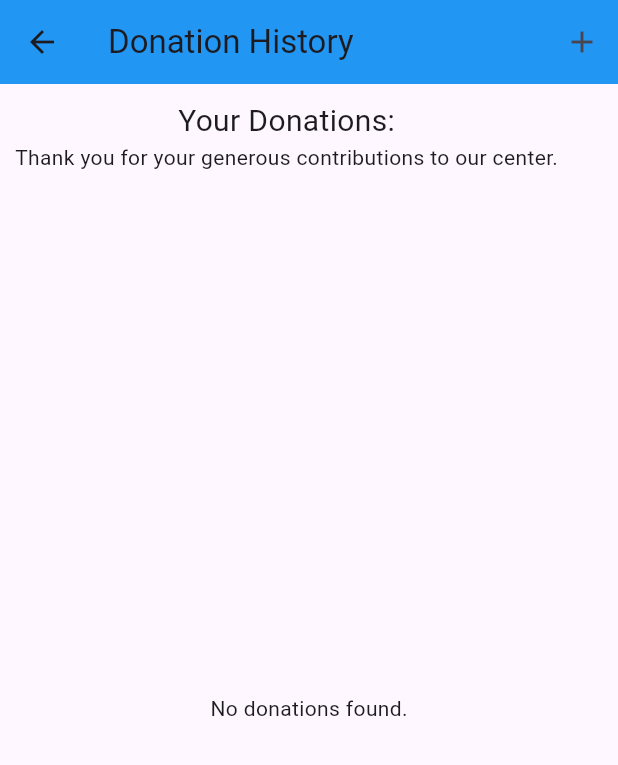
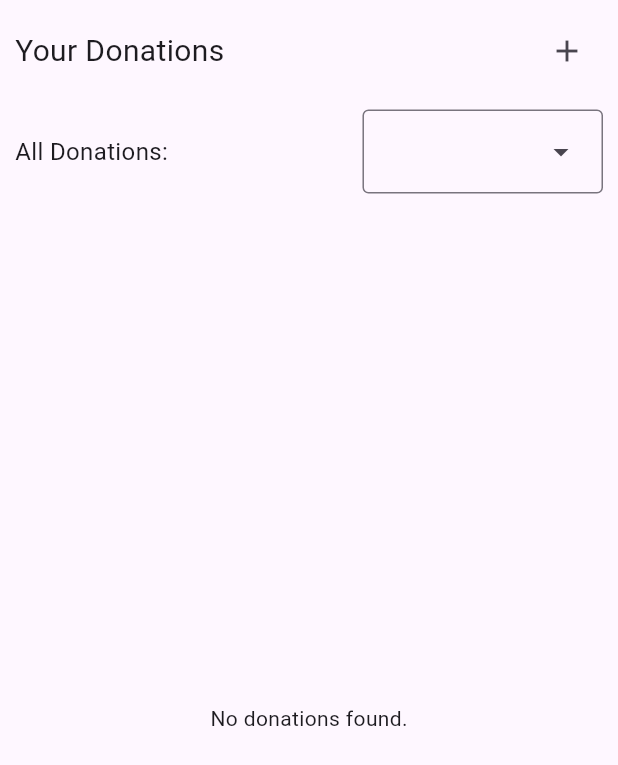
Before and after one commit to Baraah7/itcs444_project, a Flutter app: the DonationHistory screen opened directly, on a phone screen of 412 x 824 dp. Shown: the top 765 px of the screen. Run offline on Flutter 3.47's test engine with Material 3 defaults, Android fonts, the phone set to English and light mode, and no system bars; our stand-ins replace cloud_firestore, firebase_auth, firebase_core, firebase_storage, image_picker, shared_preferences; missing offline and left inert: flutter_iconpicker; accounts and stored records are empty.

Commit message:
donation history modifications, change dashboard ratio thing

```diff
--- a/lib/screens/user/donation_history.dart
+++ b/lib/screens/user/donation_history.dart
@@ -23,12 +23,16 @@ class _DonationHistoryState extends State<DonationHistory> {
 
   @override
   Widget build(BuildContext context) {
-
     return Scaffold(
-      appBar: AppBar(
-        title: const Text('Donation History'),
-        backgroundColor: Colors.blue,
-        actions: [
+      body: Padding(
+        padding: const EdgeInsets.all(10),
+        child: Column(
+          spacing: 15,
+          children: [
+            Row(
+              mainAxisAlignment: MainAxisAlignment.spaceBetween,
+              children: [
+                Text('Your Donations', style: const TextStyle(fontSize: 20)),
                 IconButton(
                   onPressed: () {
                     Navigator.push(
@@ -40,22 +44,29 @@ class _DonationHistoryState extends State<DonationHistory> {
                 ),
               ],
             ),
-      body: Padding(
-        padding: const EdgeInsets.all(10),
-        child: Column(
-          spacing: 15,
-          children: [
-            Align(
-              alignment: Alignment.topLeft,
-              child: Column(
+
+            Row(
+              mainAxisAlignment: MainAxisAlignment.spaceBetween,
                children: [
                 Text(
-                    'Your Donations:',
-                    style: const TextStyle(fontSize: 20),
+                  filterVal == null
+                      ? 'All Donations:'
+                      : '$filterVal Donations:',
+                  style: const TextStyle(fontSize: 16),
                 ),
-                  Text('Thank you for your generous contributions to our center.')
+
+                DropdownMenu(
+                  initialSelection: filterVal,
+                  dropdownMenuEntries: filterOps.map((item) {
+                    return DropdownMenuEntry(value: item, label: item);
+                  }).toList(),
+                  onSelected: (value) {
+                    setState(() {
+                      filterVal = value;
+                    });
+                  },
+                ),
               ],
-              ),
             ),
 
             //donations
--- a/lib/screens/user/user_dashboard.dart
+++ b/lib/screens/user/user_dashboard.dart
@@ -640,7 +640,7 @@ Widget _buildFeaturedEquipment(BuildContext context) {
               crossAxisCount: 2,
               crossAxisSpacing: 16,
               mainAxisSpacing: 16,
-              childAspectRatio: 0.78,
+              childAspectRatio: 0.65,
             ),
             itemBuilder: (context, index) {
               final doc = equipmentDocs[index];
```
Lines whose indentation alone changed are shown as unchanged.
